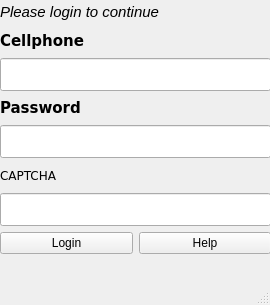
This is src/gui/login.ui in marcbowes/mxitc as Qt 5 draws it before an edit. The edited form follows.
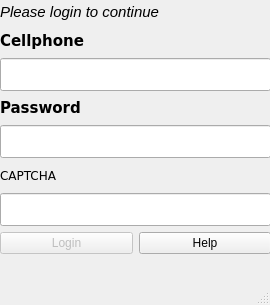
This is the edited form.

Commit message: disabled login button

What changed in the file:
```diff
--- a/src/gui/login.ui
+++ b/src/gui/login.ui
@@ -117,6 +117,9 @@
       <layout class="QHBoxLayout" name="horizontalLayout" >
        <item>
         <widget class="QPushButton" name="loginButton" >
+         <property name="enabled" >
+          <bool>false</bool>
+         </property>
          <property name="text" >
           <string>Login</string>
          </property>
```
